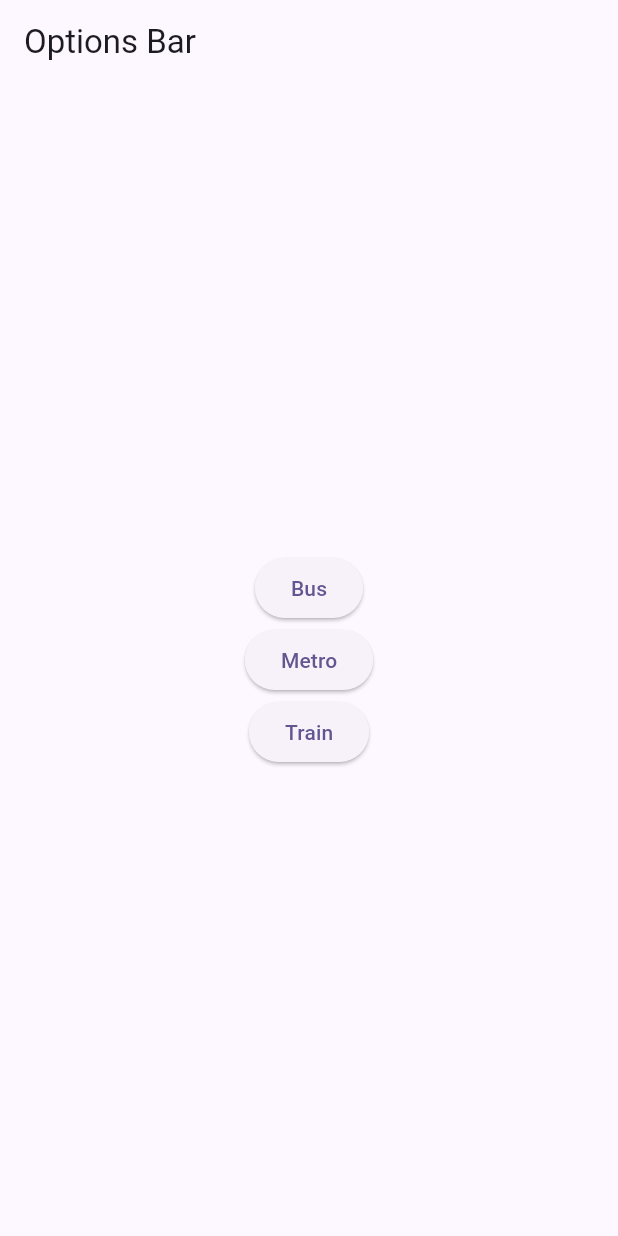
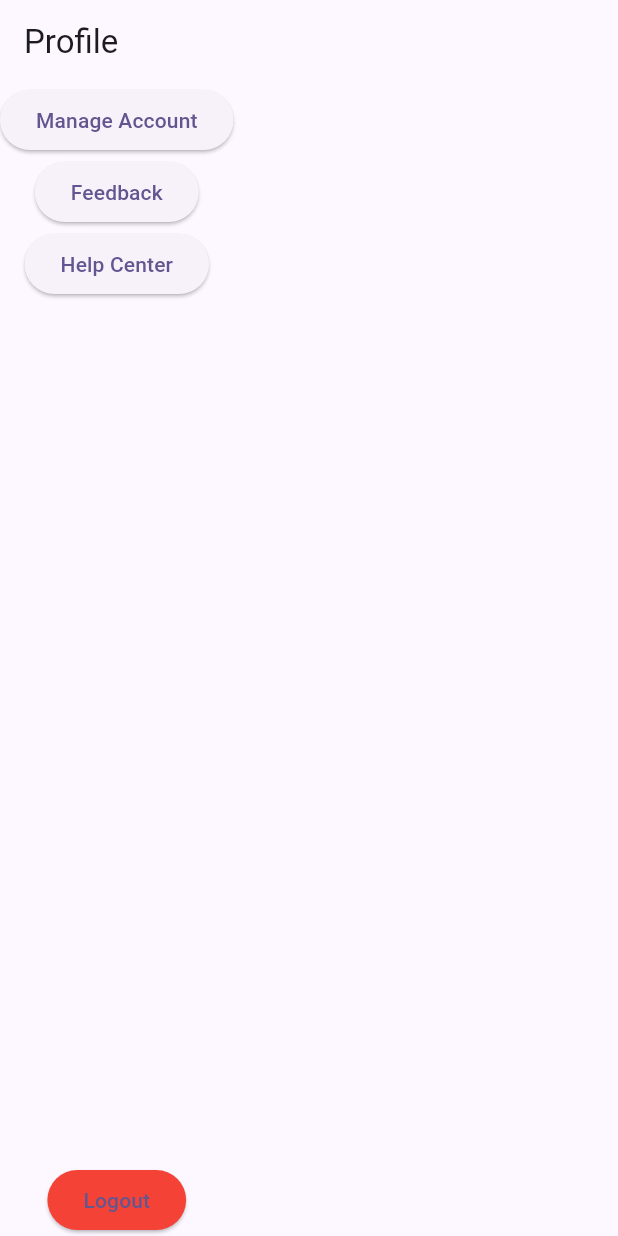
Before and after one commit to Ziadmohamed345/Arabni_MaaS_App, a Flutter app: the screen it shows after launch, on a phone screen of 412 x 824 dp. Run offline on Flutter 3.47's test engine with Material 3 defaults, Android fonts, the phone set to English and light mode, and no system bars; our stand-ins replace firebase_auth, firebase_core, firebase_database, flutter_map, flutter_screenutil, google_fonts and 1 more; accounts and stored records are empty.

Commit message:
creating the profile screen with logout button

```diff
--- /dev/null
+++ b/lib/features/Profile/views/screen/feedback.dart
@@ -0,0 +1,18 @@
+import 'package:flutter/material.dart';
+
+class FeedbackScreen extends StatelessWidget {
+  @override
+  Widget build(BuildContext context) {
+    return Scaffold(
+      appBar: AppBar(
+        title: Text('Feedback'),
+      ),
+      body: Center(
+        child: Text(
+          'Feedback Screen',
+          style: TextStyle(fontSize: 24),
+        ),
+      ),
+    );
+  }
+}
--- /dev/null
+++ b/lib/features/Profile/views/screen/helpCenter.dart
@@ -0,0 +1,18 @@
+import 'package:flutter/material.dart';
+
+class HelpCenterScreen extends StatelessWidget {
+  @override
+  Widget build(BuildContext context) {
+    return Scaffold(
+      appBar: AppBar(
+        title: Text('Help Center'),
+      ),
+      body: Center(
+        child: Text(
+          'Help Center Screen',
+          style: TextStyle(fontSize: 24),
+        ),
+      ),
+    );
+  }
+}
--- /dev/null
+++ b/lib/features/Profile/views/screen/manageAccount.dart
@@ -0,0 +1,18 @@
+import 'package:flutter/material.dart';
+
+class ManageAccountScreen extends StatelessWidget {
+  @override
+  Widget build(BuildContext context) {
+    return Scaffold(
+      appBar: AppBar(
+        title: Text('Manage Account'),
+      ),
+      body: Center(
+        child: Text(
+          'Manage Account Screen',
+          style: TextStyle(fontSize: 24),
+        ),
+      ),
+    );
+  }
+}
--- /dev/null
+++ b/lib/features/Profile/views/screen/profileScreen.dart
@@ -0,0 +1,45 @@
+import 'package:flutter/material.dart';
+
+class ProfileScreen extends StatelessWidget {
+  @override
+  Widget build(BuildContext context) {
+    return Scaffold(
+      appBar: AppBar(
+        title: Text('Profile'),
+      ),
+      body: Column(
+        children: [
+          ElevatedButton(
+            onPressed: () {
+              Navigator.pushNamed(context, '/manageAccount/');
+            },
+            child: Text('Manage Account'),
+          ),
+          ElevatedButton(
+            onPressed: () {
+              Navigator.pushNamed(context, '/feedback/');
+            },
+            child: Text('Feedback'),
+          ),
+          ElevatedButton(
+            onPressed: () {
+              Navigator.pushNamed(context, '/helpCenter/');
+            },
+            child: Text('Help Center'),
+          ),
+          Spacer(), // To push the Logout button to the bottom
+          ElevatedButton(
+            onPressed: () {
+              Navigator.pushNamedAndRemoveUntil(
+                  context, '/login/', (route) => false);
+            },
+            style: ElevatedButton.styleFrom(
+              backgroundColor: Colors.red, // Red color for the logout button
+            ),
+            child: Text('Logout'),
+          ),
+        ],
+      ),
+    );
+  }
+}
--- a/lib/main.dart
+++ b/lib/main.dart
@@ -2,7 +2,15 @@ import 'package:firebase_core/firebase_core.dart';
 import 'package:flutter/material.dart';
 import 'package:maasapp/features/Lines/BusLines/viewmodels/busRoutes.dart';
 import 'package:maasapp/features/Lines/views/optionsbar.dart';
-import 'package:maasapp/features/Lines/BusLines/viewmodels/lines.dart'; // Import the new LinesScreen
+import 'package:maasapp/features/Lines/BusLines/viewmodels/lines.dart';
+import 'package:maasapp/features/Profile/views/screen/profileScreen.dart';
+import 'package:maasapp/features/Profile/views/screen/manageAccount.dart'
+    as manageAccount;
+import 'package:maasapp/features/Profile/views/screen/feedback.dart'
+    as feedback;
+import 'package:maasapp/features/Profile/views/screen/helpCenter.dart'
+    as helpCenter;
+import 'package:maasapp/features/Register/views/screen/login.dart';
 import 'package:maasapp/firebase_options.dart';
 
 void main() async {
@@ -26,11 +34,15 @@ class MyApp extends StatelessWidget {
         ),
         useMaterial3: true,
       ),
-      home: OptionsBar(),
+      home: ProfileScreen(), // Set ProfileScreen as the home screen
       routes: {
         '/busLines/': (context) => OptionsBar(),
         '/busRoutes/': (context) => BusRoutes(),
-        '/linesScreen/': (context) => LinesScreen(), // Add this line
+        '/linesScreen/': (context) => LinesScreen(),
+        '/manageAccount/': (context) => manageAccount.ManageAccountScreen(),
+        '/feedback/': (context) => feedback.FeedbackScreen(),
+        '/helpCenter/': (context) => helpCenter.HelpCenterScreen(),
+        '/login/': (context) => Login(),
       },
     );
   }
```
